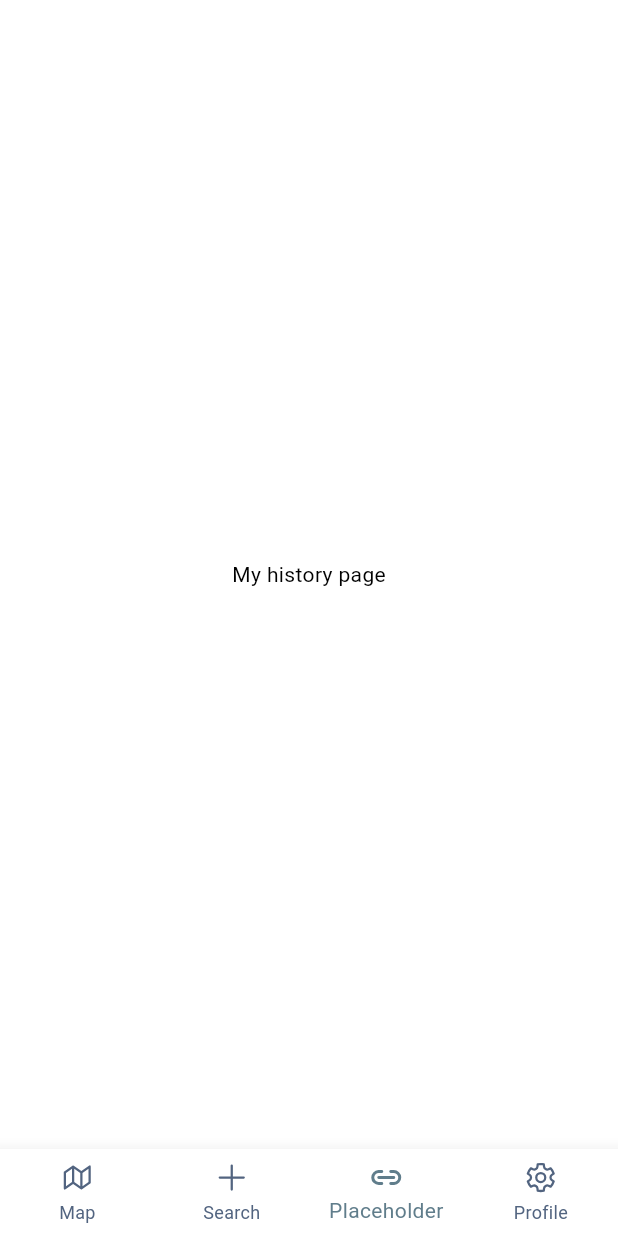
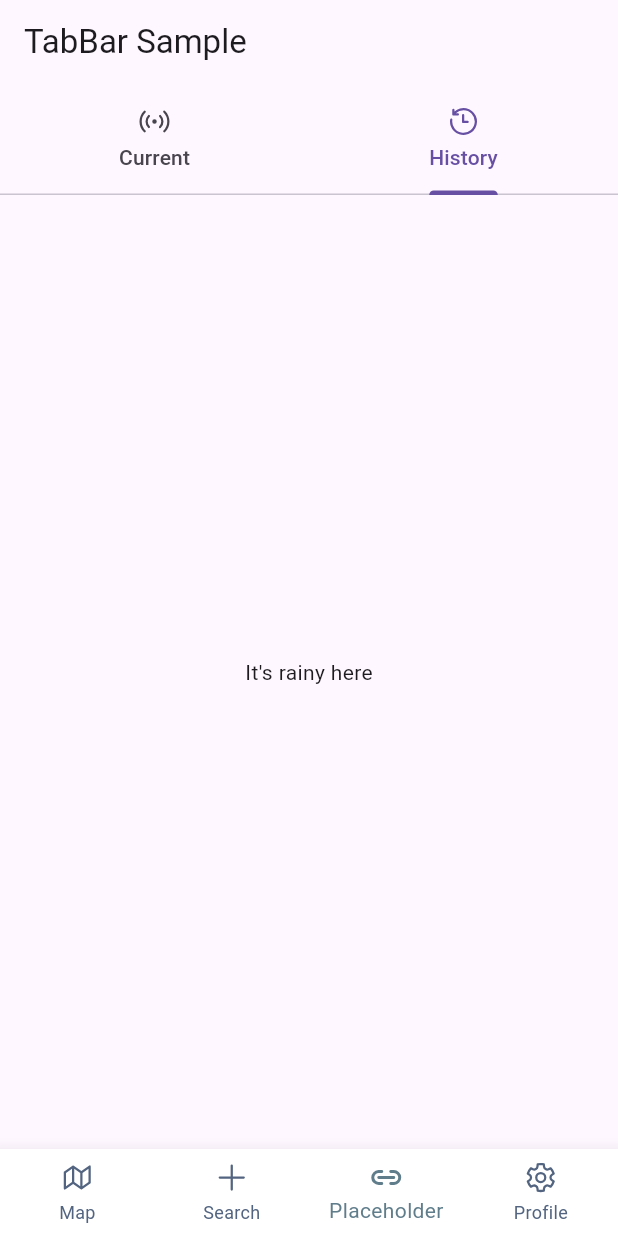
Before and after one commit to ArturKlasa/ad_app, a Flutter app: the screen it shows after launch, item 3 of the bottom bar chosen, on a phone screen of 412 x 824 dp. Run offline on Flutter 3.47's test engine with Material 3 defaults, Android fonts, the light colour scheme and no system bars; our stand-ins replace fluentui_icons, flutter_map, gap, latlong2.

Commit message:
Implemented TabBar in Placeholder BottomBar, few changes needed and then change it to search Tab

```diff
--- /dev/null
+++ b/lib/components/my_tab_bar.dart
@@ -0,0 +1,94 @@
+// import 'package:fluentui_icons/fluentui_icons.dart';
+// import 'package:flutter/material.dart';
+
+// class TabBarExample extends StatelessWidget {
+//   const TabBarExample({super.key});
+
+//   @override
+//   Widget build(BuildContext context) {
+//     return DefaultTabController(
+//       initialIndex: 1,
+//       length: 3,
+//       child: Scaffold(
+//         appBar: AppBar(
+//           title: const Text('TabBar Sample'),
+//           bottom: const TabBar(
+//             tabs: <Widget>[
+//               Tab(
+//                 text: "Current",
+//                 icon: Icon(FluentSystemIcons.ic_fluent_live_regular),
+//               ),
+//               Tab(
+//                 text: "History",
+//                 icon: Icon(FluentSystemIcons.ic_fluent_history_regular),
+//               ),
+//             ],
+//           ),
+//         ),
+//         body: const TabBarView(
+//           children: <Widget>[
+//             Center(
+//               child: Text("It's cloudy here"),
+//             ),
+//             Center(
+//               child: Text("It's rainy here"),
+//             ),
+//           ],
+//         ),
+//       ),
+//     );
+//   }
+// }
+
+import 'package:fluentui_icons/fluentui_icons.dart';
+import 'package:flutter/material.dart';
+
+class TabBarApp extends StatelessWidget {
+  const TabBarApp({super.key});
+
+  @override
+  Widget build(BuildContext context) {
+    return MaterialApp(
+      home: const TabBarExample(),
+    );
+  }
+}
+
+class TabBarExample extends StatelessWidget {
+  const TabBarExample({super.key});
+
+  @override
+  Widget build(BuildContext context) {
+    return DefaultTabController(
+      initialIndex: 1,
+      length: 2,
+      child: Scaffold(
+        appBar: AppBar(
+          title: const Text('TabBar Sample'),
+          bottom: const TabBar(
+            tabs: <Widget>[
+              Tab(
+                text: "Current",
+                icon: Icon(FluentSystemIcons.ic_fluent_live_regular),
+              ),
+              Tab(
+                text: "History",
+                icon: Icon(FluentSystemIcons.ic_fluent_history_regular),
+              ),
+            ],
+          ),
+        ),
+        body: const TabBarView(
+          children: <Widget>[
+            Center(
+              child: Text("It's cloudy here"),
+            ),
+            Center(
+              child: Text("It's rainy here"),
+            ),
+          ],
+        ),
+      ),
+    );
+  }
+}
--- a/lib/screens/my_ads_screen.dart
+++ b/lib/screens/my_ads_screen.dart
@@ -49,12 +49,6 @@ class _MyAdsScreenState extends State<MyAdsScreen> {
           ),
           for (int i = 0; i < adInfo.length; i++) (AdDisplay(adInfo: adInfo[i]))
         ],
-        // const Gap(2),
-        // AdDisplay(adInfo: adInfo[0]),
-        // //TODO: add logic to automatically display all adds where the user_id corresponds to the current user
-        // const Gap(2),
-        // AdDisplay(adInfo: adInfo[1]),
-        // ],
       ),
     ));
   }
--- a/lib/screens/placeholder_screen.dart
+++ b/lib/screens/placeholder_screen.dart
@@ -1,3 +1,4 @@
+import 'package:addapp/components/my_tab_bar.dart';
 import 'package:flutter/material.dart';
 
 class HistoryScreen extends StatelessWidget {
@@ -5,17 +6,6 @@ class HistoryScreen extends StatelessWidget {
 
   @override
   Widget build(BuildContext context) {
-    return const Scaffold(
-      // appBar: AppBar(
-      //   title: const Text('My ads'),
-      //   backgroundColor: Theme.of(context).primaryColor,
-      // ),
-      // drawer: const MainDrawer(),
-      body: Center(
-          child: Text(
-        'My history page',
-        style: TextStyle(color: Colors.black),
-      )),
-    );
+    return TabBarApp();
   }
 }
--- a/lib/utils/ad_display.dart
+++ b/lib/utils/ad_display.dart
@@ -12,7 +12,7 @@ class AdDisplay extends StatelessWidget {
       child: Container(
         margin: const EdgeInsets.all(5),
         decoration: BoxDecoration(
-          border: Border(
+          border: const Border(
               bottom: BorderSide(),
               top: BorderSide(),
               left: BorderSide(),
```
Also changed, not shown: lib/deprecated/components/my_sliver_appbar.dart (added, +51 -0 lines), lib/screens/home_screen.dart (+7 -7 lines).
